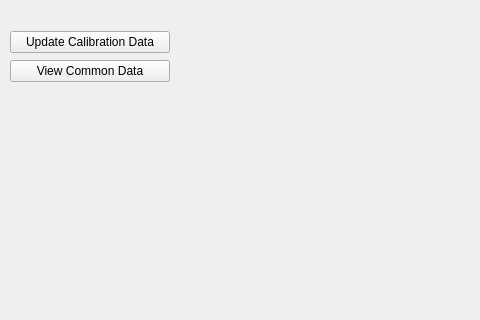
First picture: the form in Dose/mainwindow.ui, repository ILisun24121981/Dose, before the edit; both pictures show x 0 to 480 and y 0 to 320 of the 800 by 600 pixel window.
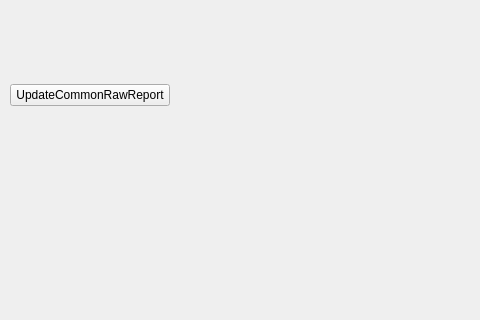
Second picture: the form after the edit.

Commit message: Добавлен класс Report_manager реализовано создание CommonRawReport.txt

What changed in the file:
```diff
--- a/Dose/mainwindow.ui
+++ b/Dose/mainwindow.ui
@@ -46,21 +46,14 @@
       <x>10</x>
       <y>30</y>
       <width>160</width>
-      <height>54</height>
+      <height>131</height>
      </rect>
     </property>
     <layout class="QVBoxLayout" name="verticalLayout_3">
      <item>
       <widget class="QPushButton" name="UpdateCalData">
        <property name="text">
-        <string>Update Calibration Data</string>
-       </property>
-      </widget>
-     </item>
-     <item>
-      <widget class="QPushButton" name="pushButton_2">
-       <property name="text">
-        <string>View Common Data</string>
+        <string>UpdateCommonRawReport</string>
        </property>
       </widget>
      </item>
```
Left out of the diff: 4 changed lines with no effect on the pictures. The commit also changes 25 other files.
